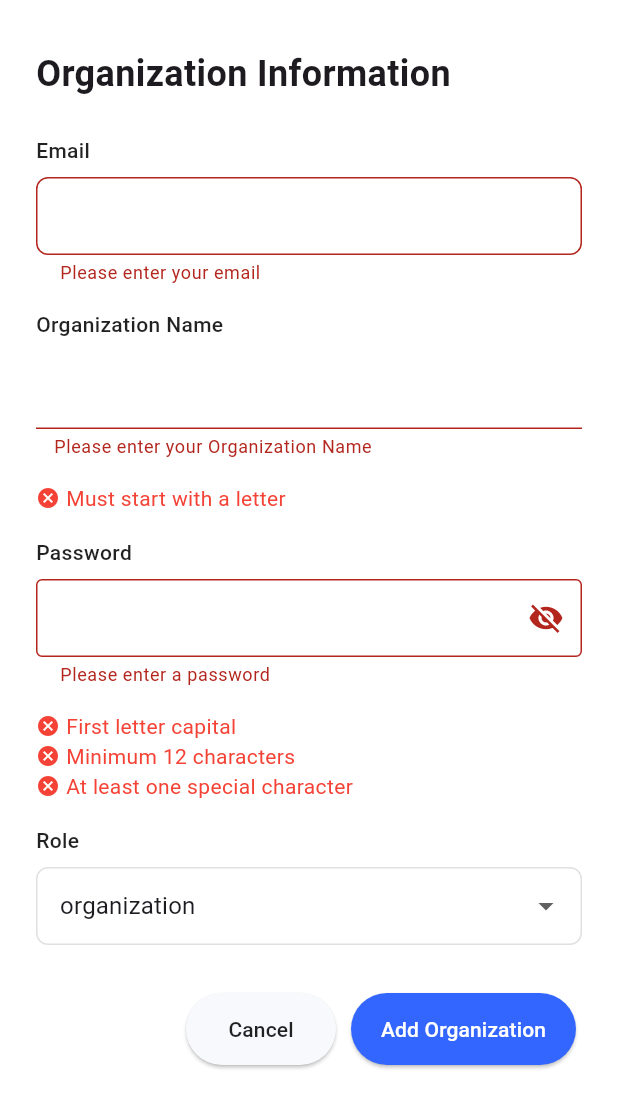
After one commit to Way4Web/ems_project, a Flutter app: the AddOrganisation screen opened directly, after a tap on "Add Organization", on a phone screen of 412 x 824 dp. The commit adds this screen. Shown: the top 1108 px of the screen. Run offline on Flutter 3.47's test engine with Material 3 defaults, Android fonts, the phone set to English and light mode, and no system bars; our stand-ins replace flutter_riverpod, flutter_secure_storage, intl_phone_field; accounts and stored records are empty.

Commit message:
Add Organization Complete

```diff
--- /dev/null
+++ b/lib/Infrastructure/futter_secure_storage.dart
@@ -0,0 +1,22 @@
+import 'package:flutter_secure_storage/flutter_secure_storage.dart';
+import 'dart:convert';
+
+// Create an instance of FlutterSecureStorage
+final FlutterSecureStorage secureStorage = FlutterSecureStorage();
+
+// Example function to handle login success and store the token
+Future<void> handleLoginResponse(Map<String, dynamic> loginResponse) async {
+  // Extract the token from the API response
+  String token = loginResponse['token'];
+
+  // Optionally, store additional data (e.g., user details) if needed:
+  // String userJson = jsonEncode(loginResponse['user']);
+
+  // Write the token securely
+  await secureStorage.write(key: 'token', value: token);
+
+  // Optionally store user data:
+  // await secureStorage.write(key: 'user', value: userJson);
+
+  print('Token stored successfully!');
+}
--- a/lib/Infrastructure/login_api.dart
+++ b/lib/Infrastructure/login_api.dart
@@ -1,8 +1,10 @@
 import 'dart:convert';
 
 import 'package:flutter_riverpod/flutter_riverpod.dart';
+import 'package:flutter_secure_storage/flutter_secure_storage.dart';
 import 'package:http/http.dart' as http;
 
+// Define your login state
 class LoginState {
   final bool isLoading;
   final String? message;
@@ -16,24 +18,42 @@ class LoginStateNotifier extends StateNotifier<LoginState> {
 
   final LoginApiService apiService;
 
-  Future<void> loginUser(String email, String password) async {
+  // Create an instance of FlutterSecureStorage
+  final FlutterSecureStorage secureStorage = FlutterSecureStorage();
+
+  Future<bool> loginUser(String email, String password) async {
     state = LoginState(isLoading: true);
     final response = await apiService.loginUser(email, password);
+    bool success;
+
     if (response['status'] == 'success') {
+      // Extract the token from the response data.
+      // Adjust this key based on your API response structure.
+      final Map<String, dynamic> data = response['data'];
+      final String token = data['token'];
+
+      // Store the token securely.
+      await secureStorage.write(key: 'token', value: token);
+
+      // Optionally, store the user information if needed:
+      // await secureStorage.write(key: 'user', value: jsonEncode(data['user']));
+
       state = LoginState(isLoading: false, message: 'Login successful');
+      success = true;
     } else {
       state = LoginState(isLoading: false, message: 'Invalid credentials');
+      success = false;
     }
+    return success;
   }
 }
+// Define a provider for the login state notifier
+final apiProvider = Provider<LoginApiService>((ref) => LoginApiService());
 
-// Define a provider for the login state notifier
 final loginStateProvider = StateNotifierProvider<LoginStateNotifier, LoginState>((ref) {
   final apiService = ref.watch(apiProvider);
   return LoginStateNotifier(apiService);
 });
-
-final apiProvider = Provider<LoginApiService>((ref) => LoginApiService());
 
 class LoginApiService {
   Future<Map<String, dynamic>> loginUser(String email, String password) async {
@@ -44,6 +64,7 @@ class LoginApiService {
     );
 
     if (response.statusCode == 200) {
+      // Your API response is expected to include the token and user info
       return {'status': 'success', 'data': jsonDecode(response.body)};
     } else {
       return {'status': 'error', 'message': response.body};
--- /dev/null
+++ b/lib/Infrastructure/organization_api.dart
@@ -0,0 +1,63 @@
+import 'dart:convert';
+import 'package:flutter_secure_storage/flutter_secure_storage.dart';
+import 'package:http/http.dart' as http;
+import 'package:flutter_riverpod/flutter_riverpod.dart';
+
+// Provider for the registration API service
+final organizationApiProvider = Provider<OrganizationApiService>(
+      (ref) => OrganizationApiService(),
+);
+
+final FlutterSecureStorage secureStorage = FlutterSecureStorage();
+
+Future<String?> getToken() async {
+  String? token = await secureStorage.read(key: 'token');
+  print('Stored token: $token');
+  return token;
+}
+
+/// A simple response model for registration
+class OrganizationResponse {
+  final bool success;
+  final String message;
+
+  OrganizationResponse({required this.success, required this.message});
+}
+
+class OrganizationApiService {
+  Future<OrganizationResponse> organizationUser({
+    required String email,
+    required String password,
+    required String name,
+  }) async {
+    String? token = await getToken();
+    if (token == null) {
+      return OrganizationResponse(success: false, message: 'Token not found.');
+    }
+
+    final response = await http.post(
+      Uri.parse('http://192.168.29.189:5000/api/superadmin/createOrganization'),
+      headers: {
+        'Content-Type': 'application/json',
+        'Authorization': 'Bearer $token',
+      },
+      body: jsonEncode({
+        'email': email,
+        'password': password,
+        'name': name,
+      }),
+    );
+
+    if (response.statusCode == 200 || response.statusCode == 201) {
+      print('Registration successful: ${response.body}');
+      return OrganizationResponse(success: true, message: 'User Registered Successfully.');
+    } else if (response.statusCode == 400) {
+      // Assuming the backend returns a message indicating user already exists
+      print('Validation error: ${response.body}');
+      return OrganizationResponse(success: false, message: 'User already registered.');
+    } else {
+      print('Registration failed: ${response.body}');
+      return OrganizationResponse(success: false, message: 'Registration failed: ${response.body}');
+    }
+  }
+}
--- /dev/null
+++ b/lib/presentation/add_organisation.dart
@@ -0,0 +1,482 @@
+import 'package:ems_project/presentation/signin_screen.dart';
+import 'package:flutter/material.dart';
+import 'package:flutter_riverpod/flutter_riverpod.dart';
+import 'package:flutter_secure_storage/flutter_secure_storage.dart';
+import '../Infrastructure/organization_api.dart';
+import '../Infrastructure/registration_api.dart'; // If used for phone input
+
+
+final FlutterSecureStorage secureStorage = FlutterSecureStorage();
+
+Future<String?> getToken() async {
+  String? token = await secureStorage.read(key: 'token');
+  print('Stored token: $token');
+  return token;
+}
+
+final Future<String?> tokenGained = getToken();
+class AddOrganisation extends ConsumerStatefulWidget {
+  const AddOrganisation({Key? key}) : super(key: key);
+
+  @override
+  ConsumerState<AddOrganisation> createState() => _AddOrganisationScreenState();
+}
+
+
+class _AddOrganisationScreenState extends ConsumerState<AddOrganisation> {
+  final _formKey = GlobalKey<FormState>();
+
+  // Controllers for each field
+  final TextEditingController _orgNameCtrl = TextEditingController();
+
+  // final TextEditingController _lastNameCtrl = TextEditingController();
+  final TextEditingController _emailCtrl = TextEditingController();
+
+  // final TextEditingController _phoneCtrl = TextEditingController();
+  final TextEditingController _passwordCtrl = TextEditingController();
+  final TextEditingController _confirmPasswordCtrl = TextEditingController();
+
+  String _selectedRole = 'organization';
+  bool _agreeToTerms = false;
+
+  // For password hint checks
+  bool _hasCapitalLetter = false;
+  // bool _hasLetterStart = false;
+  bool _hasCapitalLetter1 = false;
+  bool _hasMinLength = false;
+  bool _hasSpecialChar = false;
+
+  // Dummy roles list
+  final List<String> _roles = ['organization'];
+
+  // Toggle for showing/hiding password fields
+  bool _obscurePassword = true;
+  bool _obscureConfirmPassword = true;
+
+  bool _startsWithLetter = false;
+
+  // This method checks if the input starts with a letter (A–Z or a–z)
+  void _onOrgNameChanged(String value) {
+    setState(() {
+      _startsWithLetter = RegExp(r'^[A-Za-z]').hasMatch(value.trim());
+    });
+  }
+
+
+  // Check password rules in real time
+  void _checkPasswordRules(String password) {
+    setState(() {
+      _hasCapitalLetter = password.contains(RegExp(r'[A-Z]'));
+      // _hasLetterStart = password.contains(RegExp(r'[A-Z]'));
+      _hasMinLength = password.length >= 12;
+      _hasSpecialChar = password.contains(RegExp(r'[!@#$%^&*(),.?":{}|<>]'));
+    });
+  }
+
+  @override
+  Widget build(BuildContext context) {
+
+    // Using MediaQuery for responsiveness
+    return Scaffold(
+      backgroundColor: Colors.white,
+      body: SafeArea(
+        child: SingleChildScrollView(
+          padding: const EdgeInsets.symmetric(horizontal: 24.0, vertical: 16.0),
+          child: Center(
+            child: ConstrainedBox(
+              constraints: const BoxConstraints(maxWidth: 500),
+              child: Form(
+                key: _formKey,
+                child: Column(
+                  crossAxisAlignment: CrossAxisAlignment.start,
+                  children: [
+                    const SizedBox(height: 16),
+                    // HEADER
+                    const Text(
+                      'Organization Information',
+                      style: TextStyle(
+                        fontSize: 24,
+                        fontWeight: FontWeight.bold,
+                      ),
+                    ),
+                    const SizedBox(height: 24),
+
+                    // FIRST NAME FIELD
+
+                    // EMAIL FIELD
+                    _buildFieldLabel('Email'),
+                    const SizedBox(height: 8),
+                    TextFormField(
+                      controller: _emailCtrl,
+                      decoration: _buildInputDecoration(
+                        'Enter Email Address',
+                        Icons.email_outlined,
+                      ),
+                      keyboardType: TextInputType.emailAddress,
+                      validator: (value) {
+                        if (value == null || value.trim().isEmpty) {
+                          return 'Please enter your email';
+                        } else if (!RegExp(
+                          r'^[^@]+@[^@]+\.[^@]+',
+                        ).hasMatch(value.trim().toLowerCase())) {
+                          return 'Please enter a valid email id';
+                        }
+                        return null;
+                      },
+                    ),
+                    const SizedBox(height: 16),
+                    _buildFieldLabel('Organization Name'),
+                    const SizedBox(height: 8),
+                    TextFormField(
+                      controller: _orgNameCtrl,
+                      onChanged: _onOrgNameChanged,
+                      textCapitalization: TextCapitalization.words,
+                      decoration: InputDecoration(
+                        focusedBorder: OutlineInputBorder(
+                          borderRadius: BorderRadius.circular(8),
+                          borderSide: const BorderSide(
+                            color: Color(0xFFE0E0E0),
+                            // width: 2.0,
+                          ),
+                        ),
+                        enabledBorder: OutlineInputBorder(
+                          borderRadius: BorderRadius.circular(8),
+                          borderSide: BorderSide(
+                            color: Color(
+                              0xFFE0E0E0,
+                            ), // Light grey color for enabled state
+                          ),
+                        ),
+
+                        contentPadding: const EdgeInsets.symmetric(
+                          vertical: 14,
+                          horizontal: 12,
+                        ),),
+                      validator: (value) {
+                        if (value == null || value.trim().isEmpty) {
+                          return 'Please enter your Organization Name';
+                        } else if (!RegExp(r'^[A-Za-z]').hasMatch(value.trim())) {
+                          return 'Organization Name must start with a letter';
+                        }
+                        return null;
+                      },
+                    ),
+                    const SizedBox(height: 16),
+                    Row(
+                      children: [
+                        Icon(
+                          _startsWithLetter ? Icons.check_circle : Icons.cancel,
+                          color: _startsWithLetter ? Colors.green : Colors.red,
+                          size: 16,
+                        ),
+                        const SizedBox(width: 4),
+                        Text(
+                          'Must start with a letter',
+                          style: TextStyle(
+                            fontSize: 14,
+                            color: _startsWithLetter ? Colors.green : Colors.red,
+                          ),
+                        ),
+                      ],
+                    ),                    const SizedBox(height: 16),
+
+                    // PASSWORD FIELD
+                    _buildFieldLabel('Password'),
+                    const SizedBox(height: 8),
+                    TextFormField(
+                      controller: _passwordCtrl,
+                      obscureText: _obscurePassword,
+                      onChanged: _checkPasswordRules,
+                      decoration: InputDecoration(
+                        focusedBorder: OutlineInputBorder(
+                          borderRadius: BorderRadius.circular(8),
+                          borderSide: const BorderSide(
+                            color: Color(0xFFE0E0E0),
+                            // width: 2.0,
+                          ),
+                        ),
+                        enabledBorder: OutlineInputBorder(
+                          borderRadius: BorderRadius.circular(8),
+                          borderSide: BorderSide(
+                            color: Color(
+                              0xFFE0E0E0,
+                            ), // Light grey color for enabled state
+                          ),
+                        ),
+
+                        contentPadding: const EdgeInsets.symmetric(
+                          vertical: 14,
+                          horizontal: 12,
+                        ),
+                        suffixIcon: IconButton(
+                          icon: Icon(
+                            _obscurePassword
+                                ? Icons.visibility_off
+                                : Icons.visibility,
+                          ),
+                          onPressed: () {
+                            setState(() {
+                              _obscurePassword = !_obscurePassword;
+                            });
+                          },
+                        ),
+                        border: const OutlineInputBorder(),
+                      ),
+                      validator: (value) {
+                        if (value == null || value.trim().isEmpty) {
+                          return 'Please enter a password';
+                        } else if (value.length < 12) {
+                          return 'Password must be at least 12 characters long';
+                        } else if (!RegExp(r'^[A-Z]').hasMatch(value)) {
+                          return 'Password must start with an uppercase letter';
+                        } else if (!RegExp(
+                          r'[!@#$%^&*(),.?":{}|<>]',
+                        ).hasMatch(value)) {
+                          return 'Password must contain at least one special character';
+                        }
+                        return null;
+                      },
+                    ),
+                    const SizedBox(height: 16),
+
+                    Column(
+                      crossAxisAlignment: CrossAxisAlignment.start,
+                      children: [
+                        _PasswordRequirement(
+                          label: 'First letter capital',
+                          isMet: _hasCapitalLetter,
+                        ),
+                        _PasswordRequirement(
+                          label: 'Minimum 12 characters',
+                          isMet: _hasMinLength,
+                        ),
+                        _PasswordRequirement(
+                          label: 'At least one special character',
+                          isMet: _hasSpecialChar,
+                        ),
+                      ],
+                    ),
+
+                    // const SizedBox(height: 16),
+                    const SizedBox(height: 16),
+                    _buildFieldLabel('Role'),
+                    const SizedBox(height: 8),
+                    DropdownButtonFormField<String>(
+                      dropdownColor: Colors.white,
+                      value: _selectedRole,
+                      decoration: _buildInputDecoration(
+                        null,
+                        Icons.person_outline,
+                      ),
+                      items:
+                          _roles.map((role) {
+                            return DropdownMenuItem(
+                              value: role,
+                              child: Text(
+                                role,
+                                style: const TextStyle(
+                                  fontWeight: FontWeight.w400,
+                                ),
+                              ),
+                            );
+                          }).toList(),
+                      onChanged: (value) {
+                        setState(() {
+                          _selectedRole = value ?? 'organization';
+                        });
+                      },
+                    ),
+                    const SizedBox(height: 16),
+
+                    // PASSWORD REQUIREMENTS
+
+                    // CONFIRM PASSWORD FIELD
+
+                    // TERMS & PRIVACY
+                    const SizedBox(height: 16),
+                    //ad
+                    // SIGN UP BUTTON with loading spinner
+                    Padding(
+                      padding: const EdgeInsets.only(left: 100.0),
+                      child: Row(
+                        children: [
+                          SizedBox(
+                            width: 100,
+                            child: ElevatedButton(
+                              onPressed: () {
+                                Navigator.push(
+                                  context,
+                                  MaterialPageRoute(
+                                    builder: (context) => const SignInScreen(),
+                                  ),
+                                );
+                              },
+                              style: ElevatedButton.styleFrom(
+                                backgroundColor: const Color(0xffF7F9FC),
+                                padding: const EdgeInsets.symmetric(
+                                  vertical: 14,
+                                ),
+                              ),
+                              child: const Text(
+                                'Cancel',
+                                style: TextStyle(color: Colors.black87),
+                              ),
+                            ),
+                          ),
+                          SizedBox(width: 10),
+
+                          SizedBox(
+                            width: 150,
+                            child: ElevatedButton(
+                              onPressed: _onRegister,
+                              style: ElevatedButton.styleFrom(
+                                backgroundColor: const Color(0xff3366ff),
+                                padding: const EdgeInsets.symmetric(
+                                  vertical: 14,
+                                ),
+                              ),
+                              child: const Text(
+                                'Add Organization',
+                                style: TextStyle(color: Colors.white),
+                              ),
+                            ),
+                          ),
+                        ],
+                      ),
+                    ),
+                    const SizedBox(height: 16),
+
+                    // ALREADY HAVE AN ACCOUNT
+                  ],
+                ),
+              ),
+            ),
+          ),
+        ),
+      ),
+    );
+  }
+
+  InputDecoration _buildInputDecoration(String? hint, IconData? suffixIcon) {
+    return InputDecoration(
+      // hintText: hint,
+      hintStyle: TextStyle(fontSize: 14, color: Colors.grey[400]),
+      // suffixIcon:
+      // suffixIcon != null ? Icon(suffixIcon, color: Colors.grey) : null,
+      border: OutlineInputBorder(
+        borderRadius: BorderRadius.circular(8),
+        borderSide: const BorderSide(color: Color(0xFFDCE0E5)),
+      ),
+      focusedBorder: OutlineInputBorder(
+        borderRadius: BorderRadius.circular(8),
+        borderSide: const BorderSide(color: Color(0xFFE0E0E0)),
+      ),
+      enabledBorder: OutlineInputBorder(
+        borderRadius: BorderRadius.circular(8),
+        borderSide: BorderSide(
+          color: Color(0xFFE0E0E0), // Light grey color for enabled state
+        ),
+      ),
+
+      contentPadding: const EdgeInsets.symmetric(vertical: 14, horizontal: 12),
+    );
+  }
+
+  Widget _buildFieldLabel(String label) {
+    return Text(
+      label,
+      style: const TextStyle(
+        fontSize: 14,
+        fontWeight: FontWeight.w500,
+        color: Colors.black87,
+      ),
+    );
+  }
+
+  void _onRegister() async {
+    final email = _emailCtrl.text.trim().toLowerCase();
+    final password = _passwordCtrl.text.trim();
+    final firstName = _orgNameCtrl.text.trim();
+    // final lastName = _lastNameCtrl.text.trim();
+    // final phone = _phoneCtrl.text.trim();
+    final role = _selectedRole.toLowerCase();
+
+    if (_formKey.currentState?.validate() ?? false) {
+      // if (!_agreeToTerms) {
+      //   ScaffoldMessenger.of(context).showSnackBar(
+      //     const SnackBar(content: Text('Please agree to Terms & Privacy.')),
+      //   );
+      //   return;
+      // }
+
+      // Show a loading spinner
+      showDialog(
+        context: context,
+        barrierDismissible: false,
+        builder: (context) => const Center(child: CircularProgressIndicator()),
+      );
+
+      try {
+        // Retrieve the registration API service from the provider.
+        final registrationApiService = ref.read(organizationApiProvider);
+
+        // Call the registerUser method and wait for the response.
+        final response = await registrationApiService.organizationUser(
+          email: email,
+          password: password,
+          name: firstName,
+          // role: role,
+          // token: tokenGained,
+        );
+
+        // Remove the loading spinner
+        Navigator.pop(context);
+
+        // Inform the user based on the response
+        ScaffoldMessenger.of(
+          context,
+        ).showSnackBar(SnackBar(content: Text(response.message)));
+      } catch (e) {
+        // Remove the loading spinner in case of error
+        Navigator.pop(context);
+        ScaffoldMessenger.of(context).showSnackBar(
+          SnackBar(content: Text('An error occurred: ${e.toString()}')),
+        );
+      }
+
+      debugPrint('Registering user...');
+    }
+  }
+}
+
+class _PasswordRequirement extends StatelessWidget {
+  final String label;
+  final bool isMet;
+
+  const _PasswordRequirement({
+    Key? key,
+    required this.label,
+    required this.isMet,
+  }) : super(key: key);
+
+  @override
+  Widget build(BuildContext context) {
+    return Row(
+      children: [
+        Icon(
+          isMet ? Icons.check_circle : Icons.cancel,
+          color: isMet ? Colors.green : Colors.red,
+          size: 16,
+        ),
+        const SizedBox(width: 4),
+        Text(
+          label,
+          style: TextStyle(
+            fontSize: 14,
+            color: isMet ? Colors.green : Colors.red,
+          ),
+        ),
+      ],
+    );
+  }
+}
--- a/lib/presentation/registration_screen.dart
+++ b/lib/presentation/registration_screen.dart
@@ -4,7 +4,6 @@ import 'package:flutter/material.dart';
 import 'package:flutter_riverpod/flutter_riverpod.dart';
 import 'package:intl_phone_field/country_picker_dialog.dart';
 import 'package:intl_phone_field/intl_phone_field.dart';
-
 import '../Infrastructure/registration_api.dart'; // If used for phone input
 
 class RegisterScreen extends ConsumerStatefulWidget {
--- a/lib/presentation/signin_screen.dart
+++ b/lib/presentation/signin_screen.dart
@@ -3,6 +3,8 @@ import 'package:ems_project/main.dart';
 import 'package:ems_project/presentation/registration_screen.dart';
 import 'package:flutter/material.dart';
 import 'package:flutter_riverpod/flutter_riverpod.dart';
+
+import 'add_organisation.dart';
 
 class SignInScreen extends ConsumerStatefulWidget {
   const SignInScreen({Key? key}) : super(key: key);
@@ -271,8 +273,22 @@ class _SignInScreenState extends ConsumerState<SignInScreen> {
       // Retrieve the API service from the provider using Riverpod
       final loginApiService = ref.read(loginStateProvider.notifier);
 
-      // Call the loginUser method from your API service
-      await loginApiService.loginUser(email, password);
+      // Call the loginUser method and expect a bool result indicating success
+      final success = await loginApiService.loginUser(email, password);
+
+      if (success) {
+        // Navigate to the AddOrganisation screen if login is successful.
+        Navigator.pushReplacement(
+          context,
+          MaterialPageRoute(builder: (context) => AddOrganisation()),
+        );
+      } else {
+        // Handle login failure (show an error message, etc.)
+        debugPrint('Login failed.');
+        ScaffoldMessenger.of(context).showSnackBar(
+          SnackBar(content: Text('Login failed. Please try again.')),
+        );
+      }
 
       debugPrint('Signing in...');
     }
--- a/pubspec.yaml
+++ b/pubspec.yaml
@@ -37,6 +37,7 @@ dependencies:
   flutter_riverpod: ^2.6.1
   intl_phone_field: ^3.2.0
   http: ^1.3.0
+  flutter_secure_storage: ^9.2.4
 
 dev_dependencies:
   flutter_test:
```
Also changed, not shown: 1 other file.
